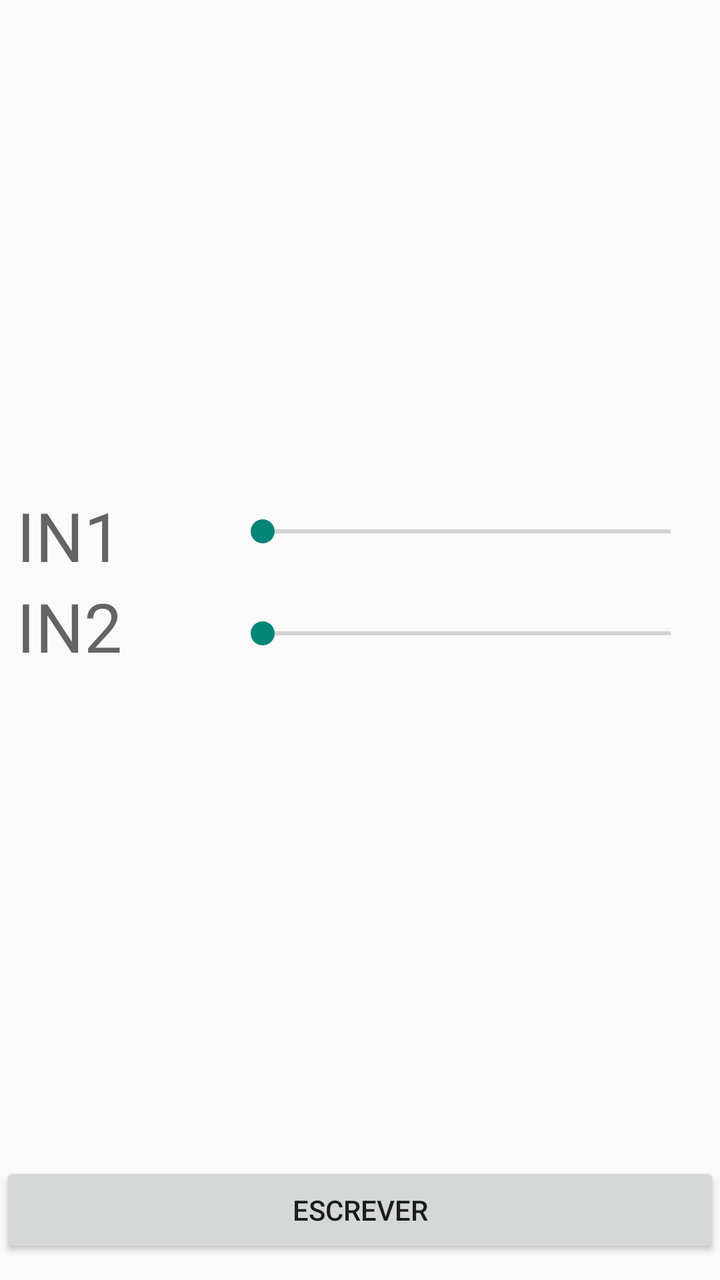
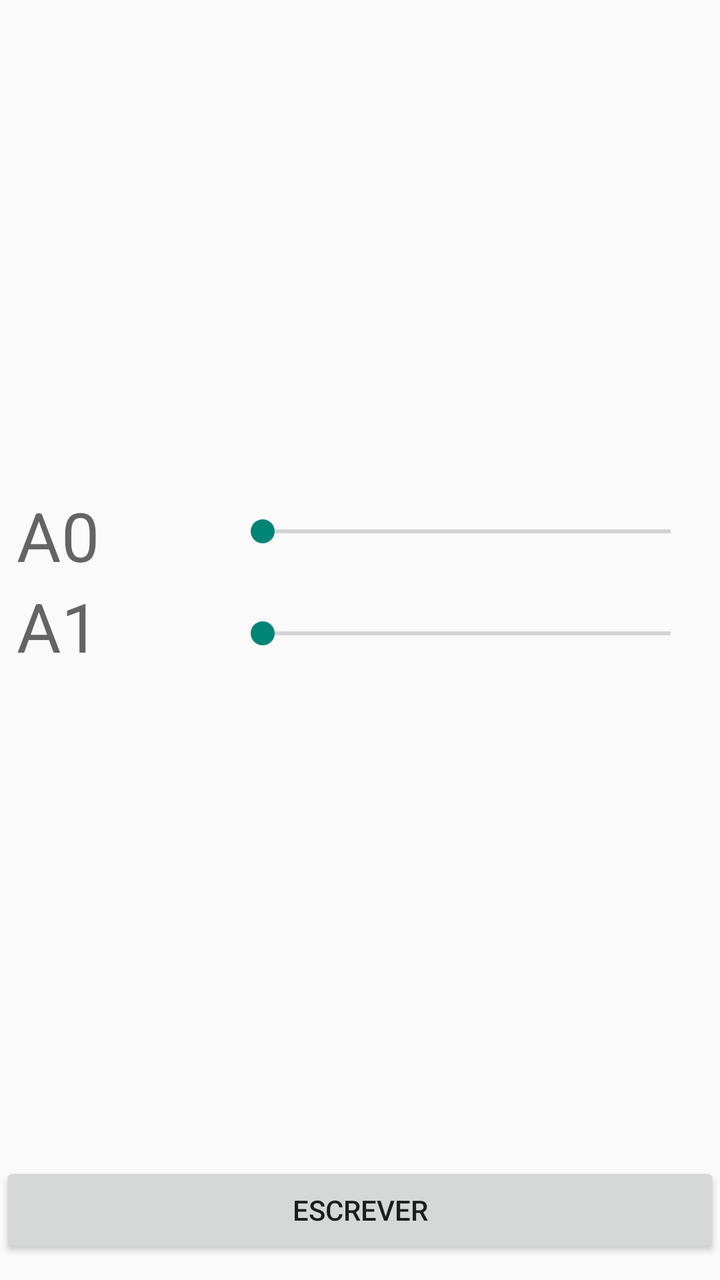

Compare the two renders of this Android layout. The source of the first and the diff that turns it into the second are given below.
<!-- AndroidManifest.xml: application theme Theme.AppCompat.Light -->
<!-- res/layout/activity_entrada_analogicas_clp.xml -->
<?xml version="1.0" encoding="utf-8"?>
<androidx.constraintlayout.widget.ConstraintLayout xmlns:android="http://schemas.android.com/apk/res/android"
    xmlns:app="http://schemas.android.com/apk/res-auto"
    xmlns:tools="http://schemas.android.com/tools"
    android:id="@+id/main"
    android:layout_width="match_parent"
    android:layout_height="match_parent"
    tools:context=".EntradaDigitaisCLPActivity">

    <LinearLayout
        android:layout_width="match_parent"
        android:layout_height="match_parent"
        android:orientation="vertical">

        <LinearLayout
            android:layout_width="match_parent"
            android:layout_height="581dp"
            android:gravity="center"
            android:orientation="horizontal">

            <LinearLayout
                android:layout_width="107dp"
                android:layout_height="wrap_content"
                android:gravity="center"
                android:orientation="vertical">

                <TextView
                    android:id="@+id/textView1"
                    android:layout_width="match_parent"
                    android:layout_height="wrap_content"
                    android:text="IN1"
                    android:textAppearance="@style/TextAppearance.AppCompat.Display1" />

                <TextView
                    android:id="@+id/textView2"
                    android:layout_width="match_parent"
                    android:layout_height="wrap_content"
                    android:text="IN2"
                    android:textAppearance="@style/TextAppearance.AppCompat.Display1" />

            </LinearLayout>

            <LinearLayout
                android:layout_width="236dp"
                android:layout_height="92dp"
                android:orientation="vertical">

                <SeekBar
                    android:id="@+id/seekBar"
                    android:layout_width="match_parent"
                    android:layout_height="43dp" />

                <SeekBar
                    android:id="@+id/seekBar2"
                    android:layout_width="match_parent"
                    android:layout_height="59dp" />
            </LinearLayout>

        </LinearLayout>

        <Button
            android:id="@+id/button10"
            android:layout_width="match_parent"
            android:layout_height="wrap_content"
            android:onClick="escrever"
            android:text="Escrever" />

    </LinearLayout>

</androidx.constraintlayout.widget.ConstraintLayout>
<!-- resources referenced by this layout -->
<resources>

</resources>

<!-- the commit's change to res/layout/activity_entrada_analogicas_clp.xml (unified diff, before → after) -->
@@ -28,14 +28,14 @@
                     android:id="@+id/textView1"
                     android:layout_width="match_parent"
                     android:layout_height="wrap_content"
-                    android:text="IN1"
+                    android:text="A0"
                     android:textAppearance="@style/TextAppearance.AppCompat.Display1" />
 
                 <TextView
                     android:id="@+id/textView2"
                     android:layout_width="match_parent"
                     android:layout_height="wrap_content"
-                    android:text="IN2"
+                    android:text="A1"
                     android:textAppearance="@style/TextAppearance.AppCompat.Display1" />
 
             </LinearLayout>
